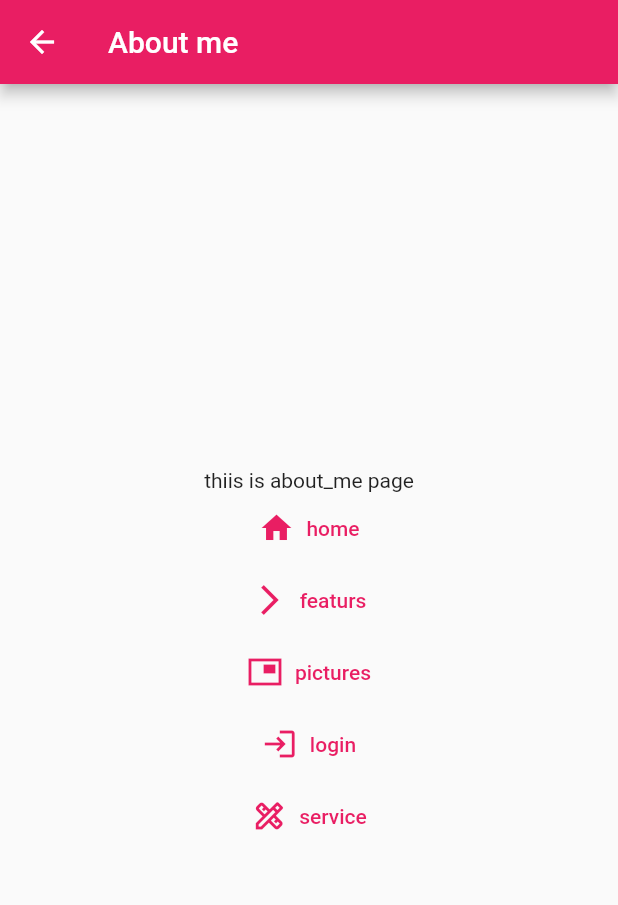
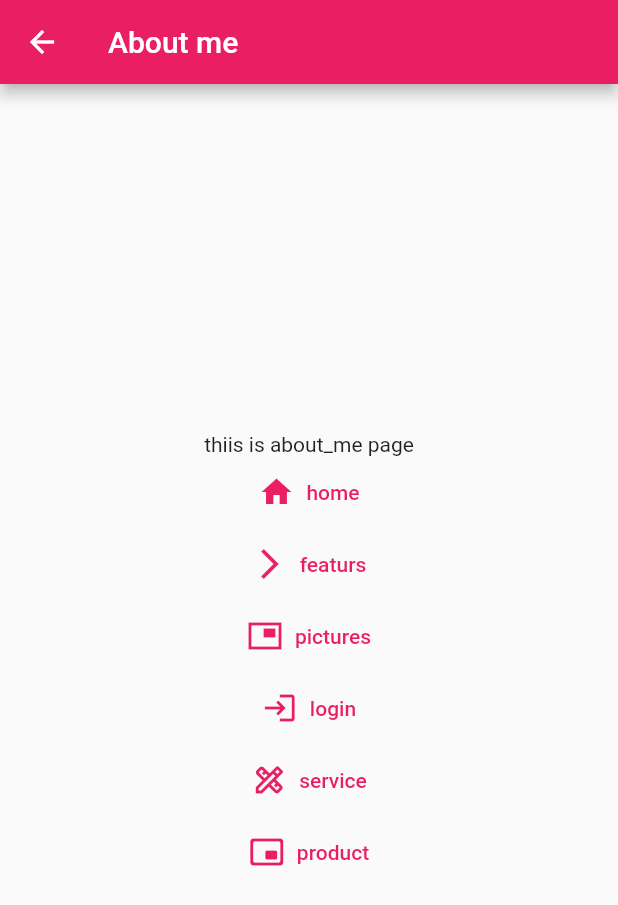
Before and after one commit to sarika-pawar/Flutter, a Flutter app: the AboutMe screen opened directly, on a phone screen of 412 x 824 dp. Shown: the top 905 px of the screen. Run offline on Flutter 3.47's test engine with Material 2 defaults, Android fonts, the phone set to English and light mode, and no system bars; statements that could not run were skipped.

Commit message:
some changes

```diff
--- a/lib/about_me.dart
+++ b/lib/about_me.dart
@@ -4,6 +4,7 @@ import 'package:flutter_example/featurs.dart';
 import 'my_pictures.dart';
 import 'login_page.dart';
 import 'our_services.dart';
+import 'products.dart';
 
 class AboutMe extends StatelessWidget {
   @override
@@ -69,8 +70,19 @@ class AboutMe extends StatelessWidget {
               icon: Icon(Icons.design_services_outlined),
               label: Text('service'),
             ),
+            TextButton.icon(
+              onPressed: () {
+                Navigator.push(
+                  context,
+                  MaterialPageRoute(builder: (context) => Products()),
+                );
+              },
+              icon: Icon(Icons.picture_in_picture_alt_rounded),
+              label: Text('product'),
+            ),
           ],
         ),
-        ));
+      ),
+    );
   }
 }
```
Lines whose indentation alone changed are shown as unchanged.
